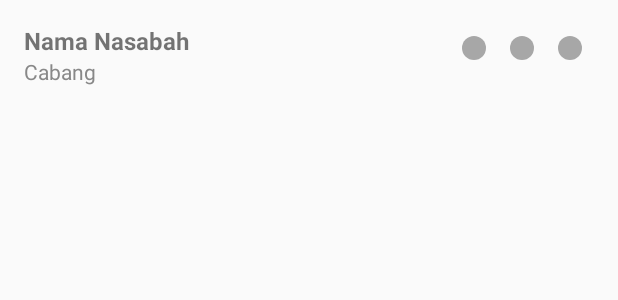
After one commit to bagasdwii/mobilemonitoringpkl, an Android app: the layout item_nasabah.xml on its own in the app's theme, with its tools: preview values and no code run, on a phone screen of 412 x 824 dp. The commit adds this screen. Shown: the top 300 px of the screen. Run offline under Robolectric (Android 15) with nearby library versions, the phone set to English and light mode, and no system bars.

Commit message:
read data nasabah

```diff
--- /dev/null
+++ b/app/src/main/java/com/example/mobilemonitoringbankbpr/data/Nasabah.kt
@@ -0,0 +1,5 @@
+package com.example.mobilemonitoringbankbpr.data
+
+data class Nasabah(val no: Long,
+                   val nama: String,
+                   val cabang: String,)
--- /dev/null
+++ b/app/src/main/res/drawable/ic_monitoring.xml
@@ -0,0 +1,5 @@
+<vector android:height="24dp" android:tint="#000000"
+    android:viewportHeight="24" android:viewportWidth="24"
+    android:width="24dp" xmlns:android="http://schemas.android.com/apk/res/android">
+    <path android:fillColor="@android:color/white" android:pathData="M2,20h20v-4L2,16v4zM4,17h2v2L4,19v-2zM2,4v4h20L22,4L2,4zM6,7L4,7L4,5h2v2zM2,14h20v-4L2,10v4zM4,11h2v2L4,13v-2z"/>
+</vector>
--- /dev/null
+++ b/app/src/main/res/drawable/ic_search.xml
@@ -0,0 +1,5 @@
+<vector android:height="24dp" android:tint="#000000"
+    android:viewportHeight="24" android:viewportWidth="24"
+    android:width="24dp" xmlns:android="http://schemas.android.com/apk/res/android">
+    <path android:fillColor="@android:color/white" android:pathData="M15.5,14h-0.79l-0.28,-0.27C15.41,12.59 16,11.11 16,9.5 16,5.91 13.09,3 9.5,3S3,5.91 3,9.5 5.91,16 9.5,16c1.61,0 3.09,-0.59 4.23,-1.57l0.27,0.28v0.79l5,4.99L20.49,19l-4.99,-5zM9.5,14C7.01,14 5,11.99 5,9.5S7.01,5 9.5,5 14,7.01 14,9.5 11.99,14 9.5,14z"/>
+</vector>
--- /dev/null
+++ b/app/src/main/res/drawable/ic_sp0.xml
@@ -0,0 +1,5 @@
+<vector android:height="24dp" android:tint="#A7A7A7"
+    android:viewportHeight="24" android:viewportWidth="24"
+    android:width="24dp" xmlns:android="http://schemas.android.com/apk/res/android">
+    <path android:fillColor="@android:color/white" android:pathData="M12,12m-8,0a8,8 0,1 1,16 0a8,8 0,1 1,-16 0"/>
+</vector>
--- /dev/null
+++ b/app/src/main/res/drawable/ic_sp1.xml
@@ -0,0 +1,5 @@
+<vector android:height="24dp" android:tint="#C8FD01"
+    android:viewportHeight="24" android:viewportWidth="24"
+    android:width="24dp" xmlns:android="http://schemas.android.com/apk/res/android">
+    <path android:fillColor="@android:color/white" android:pathData="M12,12m-8,0a8,8 0,1 1,16 0a8,8 0,1 1,-16 0"/>
+</vector>
--- /dev/null
+++ b/app/src/main/res/drawable/ic_sp2.xml
@@ -0,0 +1,5 @@
+<vector android:height="24dp" android:tint="#FD8501"
+    android:viewportHeight="24" android:viewportWidth="24"
+    android:width="24dp" xmlns:android="http://schemas.android.com/apk/res/android">
+    <path android:fillColor="@android:color/white" android:pathData="M12,12m-8,0a8,8 0,1 1,16 0a8,8 0,1 1,-16 0"/>
+</vector>
--- /dev/null
+++ b/app/src/main/res/drawable/ic_sp3.xml
@@ -0,0 +1,5 @@
+<vector android:height="24dp" android:tint="#FD0002"
+    android:viewportHeight="24" android:viewportWidth="24"
+    android:width="24dp" xmlns:android="http://schemas.android.com/apk/res/android">
+    <path android:fillColor="@android:color/white" android:pathData="M12,12m-8,0a8,8 0,1 1,16 0a8,8 0,1 1,-16 0"/>
+</vector>
--- /dev/null
+++ b/app/src/main/res/layout/item_nasabah.xml
@@ -0,0 +1,87 @@
+<?xml version="1.0" encoding="utf-8"?>
+<LinearLayout xmlns:android="http://schemas.android.com/apk/res/android"
+    xmlns:tools="http://schemas.android.com/tools"
+    android:layout_width="match_parent"
+    android:layout_height="wrap_content"
+    android:orientation="horizontal"
+    android:padding="16dp">
+
+    <LinearLayout
+        android:layout_width="0dp"
+        android:layout_height="wrap_content"
+        android:layout_weight="1"
+        android:orientation="vertical"
+        android:paddingEnd="8dp">
+
+        <TextView
+            android:id="@+id/NamaNasabah"
+            android:layout_width="wrap_content"
+            android:layout_height="wrap_content"
+            android:text="Nama Nasabah"
+            android:textSize="16sp"
+            android:textStyle="bold" />
+
+        <TextView
+            android:id="@+id/CabangNasabah"
+            android:layout_width="wrap_content"
+            android:layout_height="wrap_content"
+            android:text="Cabang"
+            android:textSize="14sp"
+            android:textColor="#888888" />
+    </LinearLayout>
+
+    <LinearLayout
+        android:layout_width="wrap_content"
+        android:layout_height="wrap_content"
+        android:orientation="horizontal">
+
+        <ImageView
+            android:id="@+id/btnSP01"
+            android:layout_width="wrap_content"
+            android:layout_height="wrap_content"
+            android:src="@drawable/ic_sp0"
+            android:padding="4dp"
+            />
+        <ImageView
+            android:id="@+id/btnSP02"
+            android:layout_width="wrap_content"
+            android:layout_height="wrap_content"
+            android:src="@drawable/ic_sp0"
+            android:padding="4dp"
+            />
+        <ImageView
+            android:id="@+id/btnSP03"
+            android:layout_width="wrap_content"
+            android:layout_height="wrap_content"
+            android:src="@drawable/ic_sp0"
+            android:padding="4dp"
+            />
+
+        <ImageView
+            android:id="@+id/btnSP1"
+            android:layout_width="wrap_content"
+            android:layout_height="wrap_content"
+            android:src="@drawable/ic_sp1"
+            android:padding="4dp"
+            android:visibility="gone"
+            />
+
+        <ImageView
+            android:id="@+id/btnSP2"
+            android:layout_width="wrap_content"
+            android:layout_height="wrap_content"
+            android:src="@drawable/ic_sp2"
+            android:padding="4dp"
+            android:visibility="gone"
+            />
+
+        <ImageView
+            android:id="@+id/btnSP3"
+            android:layout_width="wrap_content"
+            android:layout_height="wrap_content"
+            android:src="@drawable/ic_sp3"
+            android:padding="4dp"
+            android:visibility="gone"
+            />
+    </LinearLayout>
+</LinearLayout>
--- a/app/src/main/res/values/strings.xml
+++ b/app/src/main/res/values/strings.xml
@@ -9,7 +9,7 @@
     <string name="welcome">Selamat Datang</string>
     <string name="jabatan">Jabatan</string>
     <string name="textRegis">Belum Punya Akun? Klik Disini</string>
-    <string name="api_server">http://192.168.1.5:8000/api</string>
+    <string name="api_server">http://192.168.220.195:8000/api</string>
     <string name="Buatakun">Buat Akun</string>
     <string name="nama">Nama</string>
     <string name="konfirpass">Konfirmasi Password</string>
@@ -18,5 +18,6 @@
     <string name="close_nav">Close Navigation Drawer</string>
     <string name="open_nav">Open Navigation Drawer</string>
     <string name="judul_account">Account Setting</string>
+    <string name="judul_monitoring">Monitoring Nasabah</string>
 
 </resources>
```
Also changed, not shown: app/src/main/java/com/example/mobilemonitoringbankbpr/Http.kt (+46 -1 lines), app/src/main/java/com/example/mobilemonitoringbankbpr/adapter/NasabahAdapter.kt (added, +40 -0 lines), app/src/main/java/com/example/mobilemonitoringbankbpr/fragment/MainFragment.kt (+6 -6 lines), app/src/main/java/com/example/mobilemonitoringbankbpr/fragment/MonitoringFragment.kt (added, +81 -0 lines), app/src/main/java/com/example/mobilemonitoringbankbpr/viewmodel/MonitoringViewModel.kt (added, +67 -0 lines), app/src/main/res/layout/fragment_monitoring.xml (added, +35 -0 lines), app/src/main/res/menu/nav_menu.xml (+10 -4 lines).
